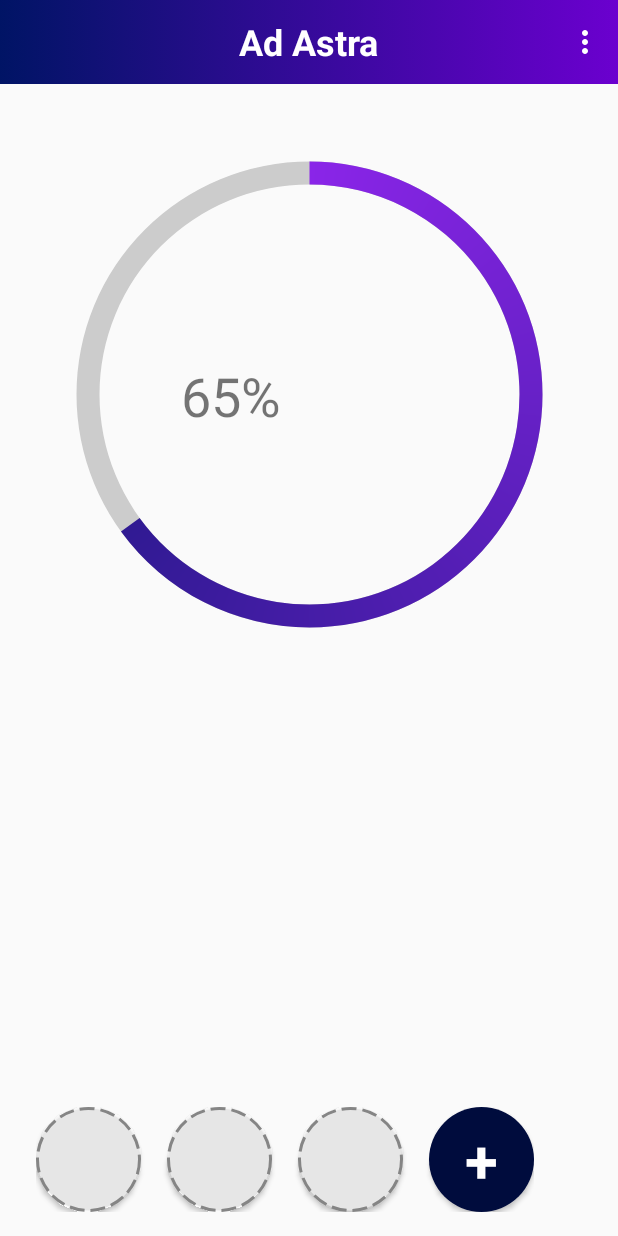
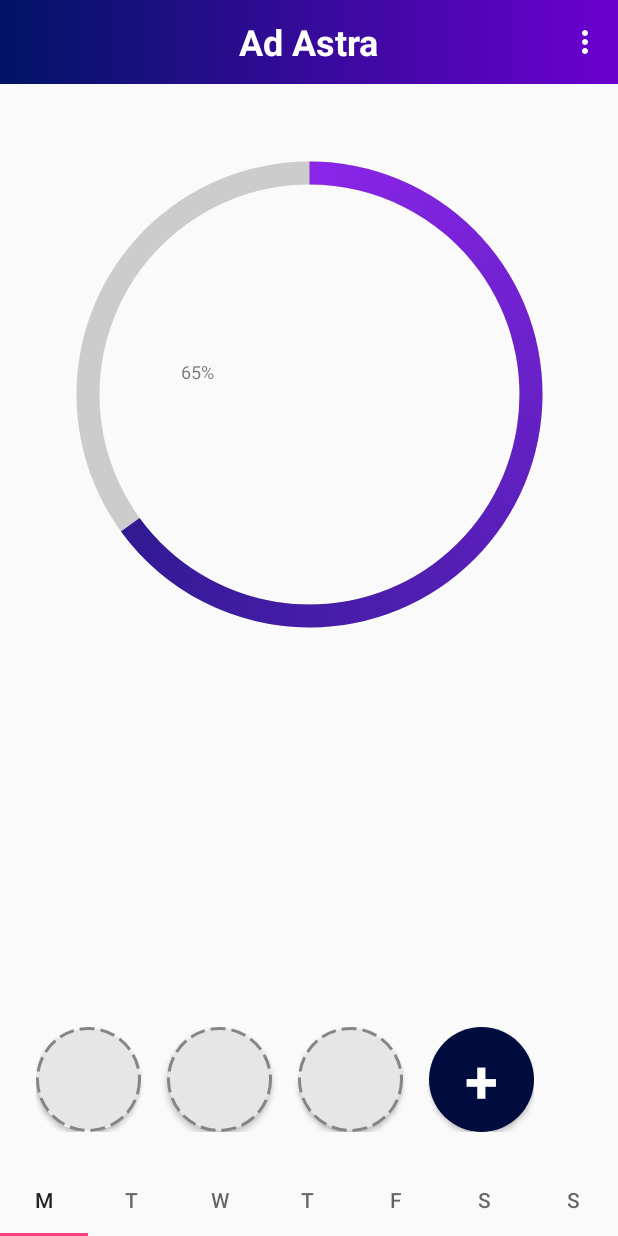
Before and after one commit to javascript-m/AdAstra, an Android app: the screen it shows after launch once a user with an empty profile is signed in (HomeScreen), on a phone screen of 412 x 824 dp. Run offline under Robolectric (Android 15) with nearby library versions, the phone set to English and light mode, and no system bars; our stand-ins replace Firebase (no records; nobody signed in at launch, a user with empty details on screens opened directly).

Commit message:
Change database structur (Set<String> for last week) Added week calendar

```diff
--- a/app/src/main/java/com/ad_astra/maja/adastra/AddHabit.java
+++ b/app/src/main/java/com/ad_astra/maja/adastra/AddHabit.java
@@ -133,7 +133,7 @@ public class AddHabit extends AppCompatActivity {
         final HabitInfo habitInfo = new HabitInfo(context, sName, sDesc, iGoal, sTrigger, sReplacement);
 
         //Update Shared Preferences and add habit to current habit list
-        editor.putString(sName, "false");
+        editor.putString(sName, "false"); //OVA LINIJA NECE TEBAT
         hList = (Set<String>) sharedPref.getStringSet("habitList", new HashSet<String>());
         hList.add(sName);
         editor.putStringSet("habitList", hList);
--- a/app/src/main/java/com/ad_astra/maja/adastra/HomeFragment.java
+++ b/app/src/main/java/com/ad_astra/maja/adastra/HomeFragment.java
@@ -4,44 +4,41 @@ package com.ad_astra.maja.adastra;
 import android.content.Context;
 import android.content.Intent;
 import android.content.SharedPreferences;
-import android.graphics.Color;
-import android.graphics.drawable.Drawable;
 import android.os.Bundle;
-import android.support.annotation.DrawableRes;
+import android.support.annotation.NonNull;
 import android.support.annotation.Nullable;
+import android.support.design.widget.TabLayout;
 import android.support.v4.app.Fragment;
-import android.support.v4.content.ContextCompat;
 import android.view.LayoutInflater;
 import android.view.View;
 import android.view.ViewGroup;
 import android.widget.Button;
-import android.widget.ImageButton;
 import android.widget.LinearLayout;
 import android.widget.TextView;
 import android.widget.Toast;
 
+import com.google.android.gms.tasks.OnCompleteListener;
+import com.google.android.gms.tasks.OnFailureListener;
+import com.google.android.gms.tasks.Task;
 import com.google.firebase.auth.FirebaseAuth;
 import com.google.firebase.firestore.DocumentSnapshot;
 import com.google.firebase.firestore.EventListener;
 import com.google.firebase.firestore.FirebaseFirestore;
 import com.google.firebase.firestore.FirebaseFirestoreException;
 import com.google.firebase.firestore.SetOptions;
+import com.google.firebase.firestore.ThrowOnExtraProperties;
 
 import java.text.SimpleDateFormat;
-import java.util.Arrays;
+import java.util.ArrayList;
 import java.util.Calendar;
-import java.util.Collections;
 import java.util.Date;
 import java.util.HashMap;
 import java.util.HashSet;
 import java.util.Map;
 import java.util.Set;
 
-import static java.util.Optional.of;
-
-/* uredi gumb i kod if/elsa sredi parametre u objektu koji se dodaje
- * VAZNO: offline mode
- * update online stuff when app closes?
+/* update online stuff when app closes?
+osiguraj da nmg kliknut na datume poslije
  * line 100
  * 207: u intentu poslat nes da naglasis da treba ucitat stare podatke i updateat samo blabla -> ime navike ne smin minjat!
  * */
@@ -50,12 +47,16 @@ public class HomeFragment extends Fragment {
 
     User user;
     String userID;
-    String currentDate;
+    String activeWeekDate;
+    String todaysDate;
+    String activeWeekDay; //Date I'm currently modifying
+    String todaysWeekDay;
+    ArrayList<String> weekDays = new ArrayList<String>();
 
     TextView prText;
     LinearLayout habitHolder;
     Button addHabitBtn;
-    LinearLayout.LayoutParams btnParams;
+    TabLayout dayManager;
 
     FirebaseAuth mAuth;
     FirebaseFirestore db;
@@ -69,34 +70,30 @@ public class HomeFragment extends Fragment {
         // Required empty public constructor
     }
 
-    public void setRealtimeUpdates() {
-        //Real-time updates listener (checks if database state has changed)
-        db.collection("users").document(userID)
-        .addSnapshotListener(new EventListener<DocumentSnapshot>() {
-            @Override
-            public void onEvent(@Nullable DocumentSnapshot snapshot, @Nullable FirebaseFirestoreException e) {
-                if (e != null) {
-                    return;
-                }
-                if (snapshot != null && snapshot.exists()) {
-                    user = snapshot.toObject(User.class);
-                    if (user != null)
-                        updateHomeScreen();
-                }
-            }
-        });
-    }
-
-
     @Override
     public View onCreateView(LayoutInflater inflater, ViewGroup container, Bundle savedInstanceState) {
 
         View homeFragment = inflater.inflate(R.layout.fragment_home, container, false);
 
+        //Date and time stuff
+        weekDays.add("MONDAY"); weekDays.add("TUESDAY"); weekDays.add("WEDNESDAY"); weekDays.add("THURSDAY");
+        weekDays.add("FRIDAY"); weekDays.add("SATURDAY"); weekDays.add("SUNDAY");
+
+        final Date cDay = Calendar.getInstance().getTime();
+        final SimpleDateFormat df = new SimpleDateFormat("dd-MMM-yyyy");
+        todaysDate = df.format(cDay);
+        int TWD = Calendar.getInstance().get(Calendar.DAY_OF_WEEK);
+        todaysWeekDay = getWeekDay(TWD);
+        activeWeekDay = todaysWeekDay;
+        final Calendar cal = Calendar.getInstance();
+
         //Get all necessary views
         habitHolder = (LinearLayout) homeFragment.findViewById(R.id.HF_habitHolder);
         addHabitBtn = (Button) homeFragment.findViewById(R.id.HF_add);
         prText = (TextView) homeFragment.findViewById(R.id.HF_progressTxt);
+
+        dayManager = (TabLayout) homeFragment.findViewById(R.id.HF_week);
+        dayManager.getTabAt(getDayIndex(todaysWeekDay)).select();
 
         //Initialize Authentication and Firestore
         user = new User();
@@ -107,14 +104,9 @@ public class HomeFragment extends Fragment {
         //Shared Preferences: used for accessing today's habit data quickly
         context = getContext();
         sharedPref = context.getSharedPreferences(userID, Context.MODE_PRIVATE);
-        editor = sharedPref.edit();
 
+        initializeNewDay();
         setRealtimeUpdates();
-
-        //Get date for event filename
-        Date cDay = Calendar.getInstance().getTime();
-        SimpleDateFormat df = new SimpleDateFormat("dd-MMM-yyyy");
-        currentDate = df.format(cDay);
 
         addHabitBtn.setOnClickListener(new View.OnClickListener() {
             @Override
@@ -123,9 +115,117 @@ public class HomeFragment extends Fragment {
             }
         });
 
+        dayManager.addOnTabSelectedListener(new TabLayout.OnTabSelectedListener() {
+            @Override
+            public void onTabSelected(TabLayout.Tab tab) {
+                activeWeekDay = weekDays.get(tab.getPosition());
+                cal.setTime(cDay);
+                cal.add(Calendar.DATE, -(getDayIndex(todaysWeekDay)-getDayIndex(activeWeekDay)));
+                activeWeekDate = df.format(cal.getTime());
+                updateHomeScreen();
+            }
+
+            @Override
+            public void onTabUnselected(TabLayout.Tab tab) {}
+
+            @Override
+            public void onTabReselected(TabLayout.Tab tab) {}
+        });
+
         // Inflate the layout for this fragment
         return homeFragment;
     }
+
+    private String getWeekDay(int day) {
+        switch (day) {
+            case Calendar.MONDAY:
+                return "MONDAY";
+            case Calendar.TUESDAY:
+                return "TUESDAY";
+            case Calendar.WEDNESDAY:
+                return "WEDNESDAY";
+            case Calendar.THURSDAY:
+                return "THURSDAY";
+            case Calendar.FRIDAY:
+                return "FRIDAY";
+            case Calendar.SATURDAY:
+                return "SATURDAY";
+            case Calendar.SUNDAY:
+                return "SUNDAY";
+        }
+        return null;
+    }
+
+    private int getDayIndex(String day) {
+        for (int i=0; i<weekDays.size(); i++)
+            if (weekDays.get(i).equals(day)) return i;
+        return 0;
+    }
+
+    private void initializeNewDay() {
+        String lastUpdate = sharedPref.getString("lastUpdateDate", todaysDate);
+        if (!lastUpdate.equals(todaysDate)) {
+            Toast.makeText(getActivity(), "Updated", Toast.LENGTH_LONG).show();
+            editor = sharedPref.edit();
+            hList = (Set<String>) sharedPref.getStringSet("habitList", new HashSet<String>());
+            Set<String> state = new HashSet<String>();
+            for (String hName : hList) state.add("F"+hName);
+            editor.putString("lastUpdateDate", todaysDate);
+            editor.remove(todaysWeekDay);
+            editor.putStringSet(todaysWeekDay, state);
+            editor.apply();
+        }
+    }
+
+    //Real-time updates listener (checks if database state has changed)
+    public void setRealtimeUpdates() {
+        db.collection("users").document(userID)
+                .addSnapshotListener(new EventListener<DocumentSnapshot>() {
+                    @Override
+                    public void onEvent(@Nullable DocumentSnapshot snapshot, @Nullable FirebaseFirestoreException e) {
+                        if (e != null) {
+                            return;
+                        }
+                        if (snapshot != null && snapshot.exists()) {
+                            user = snapshot.toObject(User.class);
+                            if (user != null)
+                                updateHomeScreen();
+                        }
+                    }
+                });
+    }
+
+    //Change state listener
+    public View.OnClickListener btnListener = new View.OnClickListener() {
+        @Override
+        public void onClick(View v) {
+            String hName = (String) v.getTag();
+            Map<String, Object> setData = new HashMap<>();
+
+            String newVal;
+            Set<String> state = new HashSet<String>(sharedPref.getStringSet(activeWeekDay, new HashSet<String>()));
+
+            if (state.contains("T"+hName)) {
+                state.remove("T"+hName);
+                state.add("F"+hName);
+                newVal = "false";
+            } else {
+                if (state.contains("F"+hName)) state.remove("F"+hName);
+                state.add("T"+hName);
+                newVal = "true";
+            }
+
+            if (newVal.equals("true")) v.setBackgroundResource(R.drawable.habit_btn_done);
+            else v.setBackgroundResource(R.drawable.habit_btn);
+
+            editor = sharedPref.edit();
+            editor.putStringSet(activeWeekDay, state);
+            editor.apply();
+
+            setData.put(hName, newVal);
+            db.collection("users").document(userID).collection("events").document(activeWeekDate).set(setData, SetOptions.merge());
+        }
+    };
 
     private void updateHomeScreen() {
         hList = (Set<String>) sharedPref.getStringSet("habitList", new HashSet<String>());
@@ -133,56 +233,28 @@ public class HomeFragment extends Fragment {
         //In case user changes phone or reinstalls the app
         if (hList.isEmpty()) hList.addAll(user.habitList);
 
-        StringBuilder rez = new StringBuilder();
-        for (String i : hList) {
-            rez.append(i);
-        }
-        if(!rez.toString().equals("")) prText.setText(rez.toString());
-        else {
-            prText.setText("nema niceg");
-        }
-
-        //Loop through sharedPrefList and add habits
+        //Loop through sharedPrefSet and add habits
         int cnt = 0;
-        for (final String hName : hList) {
-            final String isDone = sharedPref.getString(hName, "false");
+        Set<String> curState = sharedPref.getStringSet(activeWeekDay, new HashSet<String>());
+        for (String hName : hList) {
+            final String isDone;
+            if (curState.contains("T"+hName)) isDone = "true";
+            else {
+                curState.add("F"+hName);
+                isDone = "false";
+            }
 
             final View v = habitHolder.getChildAt(2*cnt);
             v.setVisibility(View.VISIBLE);
+            v.setTag(hName);
+            v.setOnClickListener(btnListener);
+            //v.setOnLongClickListener();
 
             if (isDone.equals("true")) v.setBackgroundResource(R.drawable.habit_btn_done);
             else v.setBackgroundResource(R.drawable.habit_btn);
 
-            v.setOnClickListener(new View.OnClickListener() {
-                @Override
-                public void onClick(View view) {
-                    Map<String, Object> setData = new HashMap<>();
-                    String curState = sharedPref.getString(hName, "false");
-
-                    if (curState.equals("true")) curState = "false";
-                    else curState = "true";
-
-                    if (curState.equals("true")) v.setBackgroundResource(R.drawable.habit_btn_done);
-                    else v.setBackgroundResource(R.drawable.habit_btn);
-
-                    setData.put(hName, curState);
-                    editor.putString(hName, curState);
-                    editor.commit();
-
-                    db.collection("users").document(userID).collection("events").document(currentDate).set(setData, SetOptions.merge());
-                }
-            });
-
-            v.setOnLongClickListener(new View.OnLongClickListener() {
-                @Override
-                public boolean onLongClick(View view) {
-                    //startActivity(new Intent(getContext(), AddHabit.class));
-                    return false;
-                }
-            });
             habitHolder.getChildAt(2*cnt+1).setVisibility(View.VISIBLE);
             cnt++;
         }
     }
-
 }
--- a/app/src/main/res/layout/fragment_home.xml
+++ b/app/src/main/res/layout/fragment_home.xml
@@ -36,22 +36,22 @@
         android:layout_marginStart="8dp"
         android:layout_marginTop="8dp"
         android:text="65%"
-        android:textSize="36sp"
+        android:textSize="12sp"
         app:layout_constraintBottom_toBottomOf="@+id/HF_circBar"
         app:layout_constraintEnd_toEndOf="parent"
         app:layout_constraintStart_toStartOf="@+id/HF_circBar"
         app:layout_constraintTop_toTopOf="@+id/HF_circBar" />
 
     <HorizontalScrollView
-        android:id="@+id/horizontalScrollView"
+        android:id="@+id/HF_scrollView"
         android:layout_width="0dp"
-        android:layout_height="70dp"
+        android:layout_height="wrap_content"
         android:layout_marginBottom="16dp"
         android:layout_marginEnd="24dp"
         android:layout_marginLeft="24dp"
         android:layout_marginRight="24dp"
         android:layout_marginStart="24dp"
-        app:layout_constraintBottom_toBottomOf="parent"
+        app:layout_constraintBottom_toTopOf="@+id/HF_week"
         app:layout_constraintEnd_toEndOf="parent"
         app:layout_constraintHorizontal_bias="0.0"
         app:layout_constraintStart_toStartOf="parent">
@@ -61,7 +61,8 @@
             android:layout_width="wrap_content"
             android:layout_height="match_parent"
             android:orientation="horizontal"
-            android:padding="0dp">
+            android:paddingBottom="5dp"
+            android:paddingTop="5dp">
 
             <Button
                 android:layout_width="70dp"
@@ -77,7 +78,7 @@
                 android:layout_width="70dp"
                 android:layout_height="70dp"
                 android:background="@drawable/empty_habit_button"
-                android:textSize="40sp"/>
+                android:textSize="40sp" />
 
             <TextView
                 android:layout_width="17dp"
@@ -87,7 +88,7 @@
                 android:layout_width="70dp"
                 android:layout_height="70dp"
                 android:background="@drawable/empty_habit_button"
-                android:textSize="40sp"/>
+                android:textSize="40sp" />
 
             <TextView
                 android:layout_width="17dp"
@@ -98,7 +99,7 @@
                 android:layout_height="70dp"
                 android:background="@drawable/empty_habit_button"
                 android:textSize="40sp"
-                android:visibility="gone"/>
+                android:visibility="gone" />
 
             <TextView
                 android:layout_width="17dp"
@@ -144,6 +145,50 @@
         </LinearLayout>
     </HorizontalScrollView>
 
+    <android.support.design.widget.TabLayout
+        android:id="@+id/HF_week"
+        android:layout_width="0dp"
+        android:layout_height="wrap_content"
+        app:layout_constraintBottom_toBottomOf="parent"
+        app:layout_constraintEnd_toEndOf="parent"
+        app:layout_constraintHorizontal_bias="0.0"
+        app:layout_constraintStart_toStartOf="parent">
+
+        <android.support.design.widget.TabItem
+            android:layout_width="wrap_content"
+            android:layout_height="wrap_content"
+            android:text="M" />
+
+        <android.support.design.widget.TabItem
+            android:layout_width="wrap_content"
+            android:layout_height="wrap_content"
+            android:text="T" />
+
+        <android.support.design.widget.TabItem
+            android:layout_width="wrap_content"
+            android:layout_height="wrap_content"
+            android:text="W" />
+
+        <android.support.design.widget.TabItem
+            android:layout_width="wrap_content"
+            android:layout_height="wrap_content"
+            android:text="T" />
+
+        <android.support.design.widget.TabItem
+            android:layout_width="wrap_content"
+            android:layout_height="wrap_content"
+            android:text="F" />
+
+        <android.support.design.widget.TabItem
+            android:layout_width="wrap_content"
+            android:layout_height="wrap_content"
+            android:text="S" />
+
+        <android.support.design.widget.TabItem
+            android:layout_width="wrap_content"
+            android:layout_height="wrap_content"
+            android:text="S" />
+    </android.support.design.widget.TabLayout>
 
 
 </android.support.constraint.ConstraintLayout>
```
